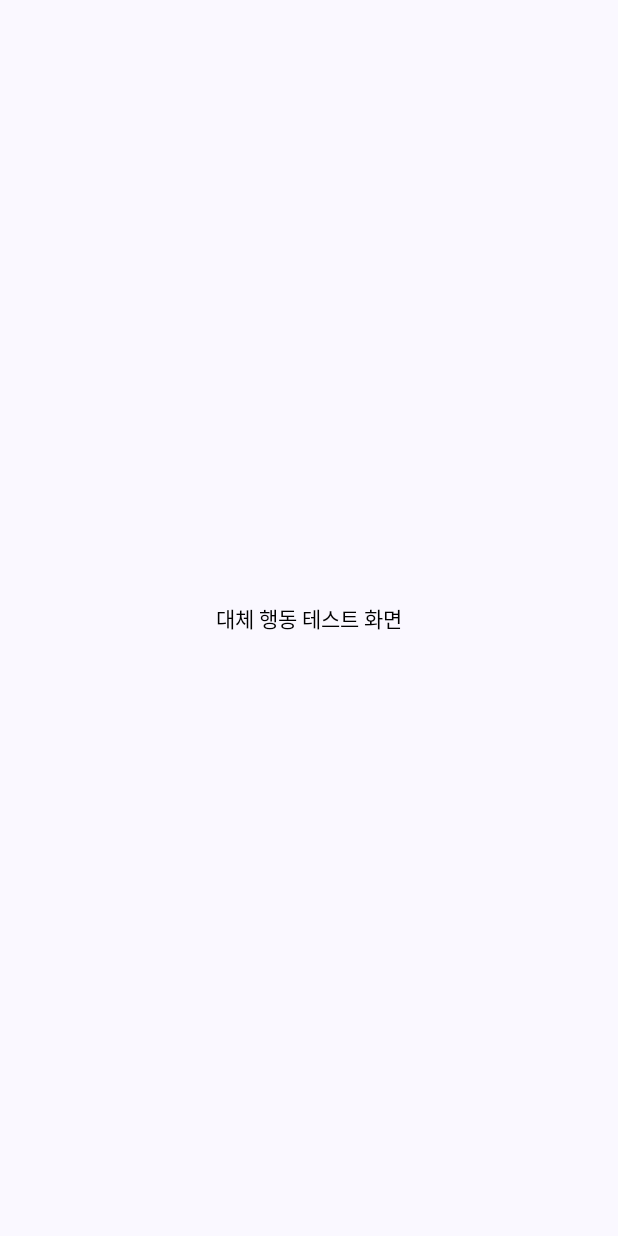
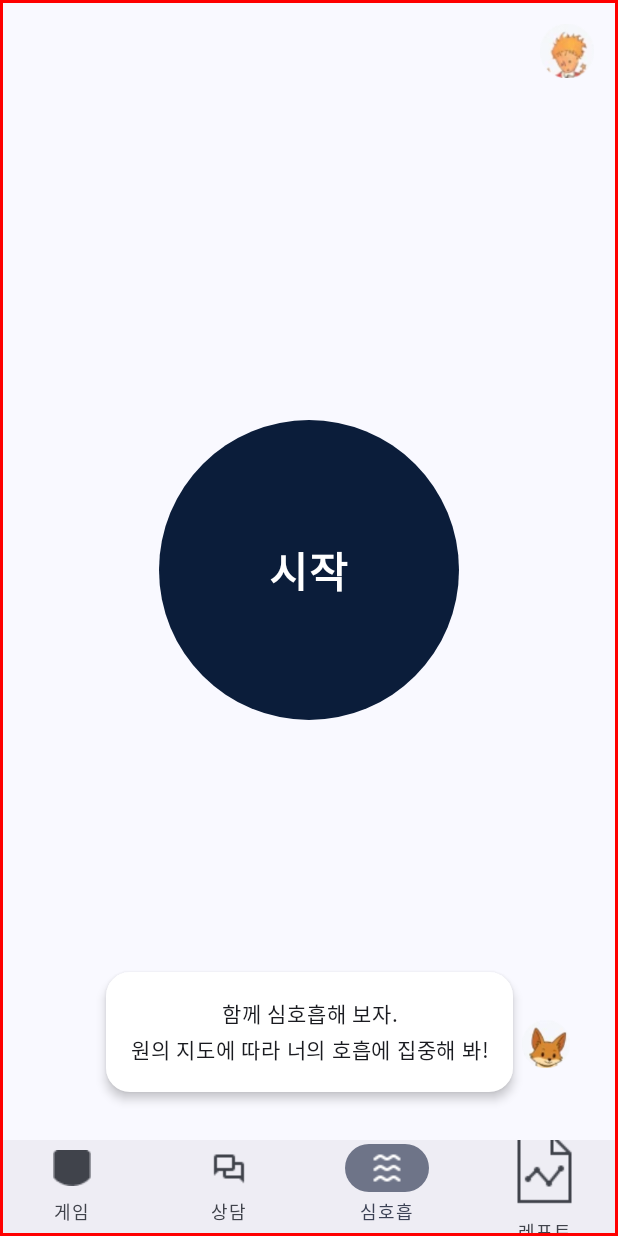
Before and after one commit to 2025-eStart/TETS-archive, an Android app built with Jetpack Compose: the AltBehavior screen opened through its navigation route, on a phone screen of 412 x 824 dp. Before the commit the screen is almost empty. Run offline under Robolectric (Android 15) with nearby library versions, the phone set to English and light mode, and no system bars.

Commit message:
chore: AppNavHost.kt에서 AltBehaviorScreen.kt 과 관련된 테스트 화면을 띄우는 코드 삭제

```diff
--- a/frontend-android/app/src/main/java/com/example/impulsecoachapp/ui/navigation/AppNavHost.kt
+++ b/frontend-android/app/src/main/java/com/example/impulsecoachapp/ui/navigation/AppNavHost.kt
@@ -52,12 +52,6 @@
                 navController = navController
             )
         }
-        // 2. ViewModel을 사용하지 않는 테스트용 코드를 임시로 추가합니다.
-        composable(BottomTab.AltBehavior.name) {
-            Box(Modifier.fillMaxSize(), contentAlignment = Alignment.Center) {
-                Text("대체 행동 테스트 화면")
-            }
-        }
         composable(BottomTab.Report.name) {
             ReportScreen(
                 selectedTab = BottomTab.Report,
--- a/frontend-android/app/src/main/java/com/example/impulsecoachapp/ui/screens/altbehavior/AltBehaviorScreen.kt
+++ b/frontend-android/app/src/main/java/com/example/impulsecoachapp/ui/screens/altbehavior/AltBehaviorScreen.kt
@@ -1,3 +1,6 @@
+// 이 파일은 앱의 모든 화면(Screen)들을 등록하고, 어떤 경로(route)로 각 화면에 접근할지를 정의하는 교통 관제탑
+// 사용자가 홈 화면에서 버튼을 누르거나, 다른 화면에서 특정 동작을 했을 때 특정 화면으로 이동시키는 흐름을 만들려면 반드시 이곳에 등록해야 함.
+
 package com.example.impulsecoachapp.ui.screens.altbehavior
 
 import android.util.Log // ✅ Log import 추가
```
